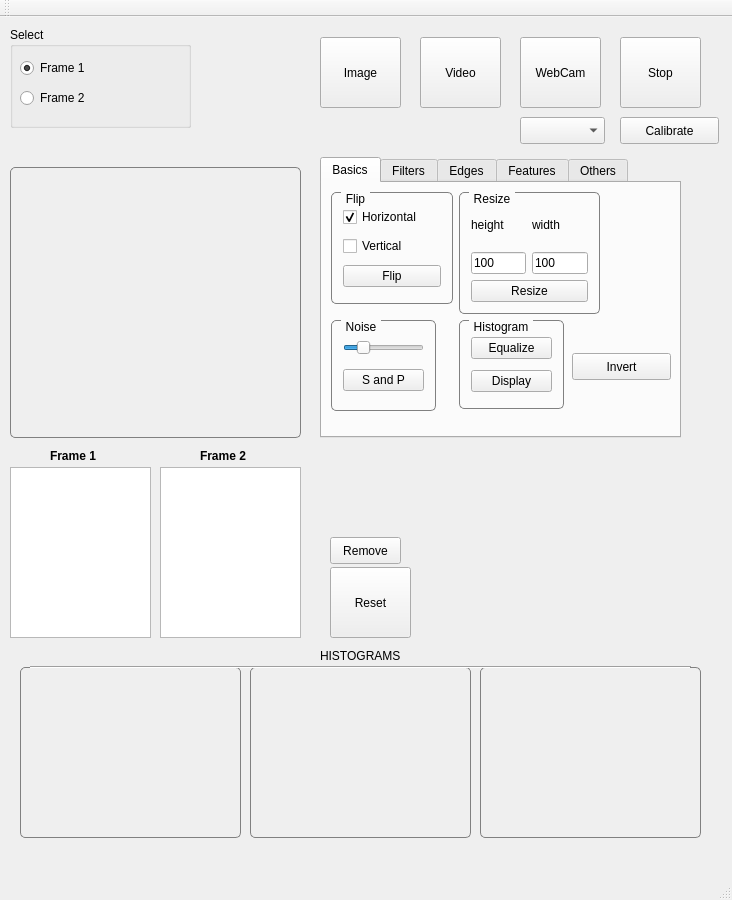
yanik-porto/VPapp, file mainwindow.ui: the form before one commit.
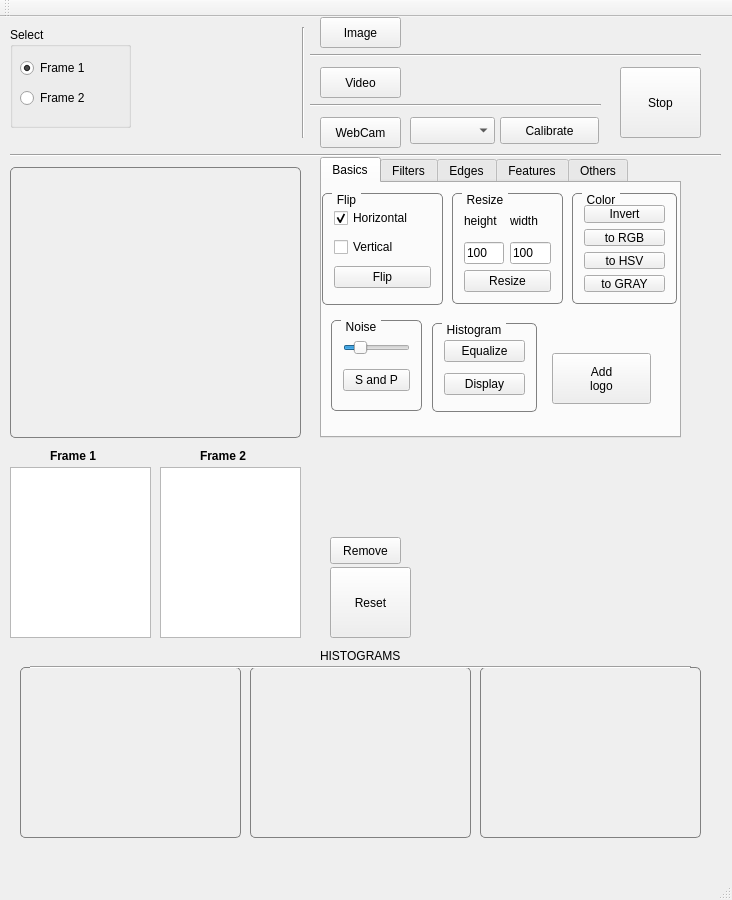
The form after the commit. The open tabs and pages were chosen to show the change.

```diff
--- a/mainwindow.ui
+++ b/mainwindow.ui
@@ -24,9 +24,9 @@
     <property name="geometry">
      <rect>
       <x>320</x>
-      <y>20</y>
+      <y>0</y>
       <width>81</width>
-      <height>71</height>
+      <height>31</height>
      </rect>
     </property>
     <property name="text">
@@ -36,10 +36,10 @@
    <widget class="QPushButton" name="pushButton_webcam">
     <property name="geometry">
      <rect>
-      <x>520</x>
-      <y>20</y>
+      <x>320</x>
+      <y>100</y>
       <width>81</width>
-      <height>71</height>
+      <height>31</height>
      </rect>
     </property>
     <property name="text">
@@ -50,7 +50,7 @@
     <property name="geometry">
      <rect>
       <x>620</x>
-      <y>20</y>
+      <y>50</y>
       <width>81</width>
       <height>71</height>
      </rect>
@@ -91,10 +91,10 @@
      <widget class="QGroupBox" name="groupBox_resize">
       <property name="geometry">
        <rect>
-        <x>137</x>
-        <y>9</y>
-        <width>141</width>
-        <height>122</height>
+        <x>130</x>
+        <y>10</y>
+        <width>111</width>
+        <height>111</height>
        </rect>
       </property>
       <property name="focusPolicy">
@@ -163,9 +163,9 @@
      <widget class="QGroupBox" name="groupBox_flip">
       <property name="geometry">
        <rect>
-        <x>9</x>
-        <y>9</y>
-        <width>122</width>
+        <x>0</x>
+        <y>10</y>
+        <width>121</width>
         <height>112</height>
        </rect>
       </property>
@@ -218,8 +218,8 @@
      <widget class="QGroupBox" name="groupBox_hist">
       <property name="geometry">
        <rect>
-        <x>137</x>
-        <y>137</y>
+        <x>110</x>
+        <y>140</y>
         <width>105</width>
         <height>89</height>
        </rect>
@@ -262,7 +262,7 @@
        <rect>
         <x>9</x>
         <y>137</y>
-        <width>105</width>
+        <width>91</width>
         <height>91</height>
        </rect>
       </property>
@@ -308,17 +308,74 @@
        </item>
       </layout>
      </widget>
-     <widget class="QPushButton" name="pushButton_invert">
+     <widget class="QGroupBox" name="groupBox_color">
       <property name="geometry">
        <rect>
         <x>250</x>
+        <y>10</y>
+        <width>105</width>
+        <height>111</height>
+       </rect>
+      </property>
+      <property name="styleSheet">
+       <string notr="true">QGroupBox {
+    border: 1px solid gray;
+    border-radius: 5px;
+    margin-top: 0.5em;
+}
+
+QGroupBox::title {
+    subcontrol-origin: margin;
+    left: 10px;
+    padding: 0 3px 0 3px;
+}</string>
+      </property>
+      <property name="title">
+       <string>Color</string>
+      </property>
+      <layout class="QGridLayout" name="gridLayout_5">
+       <item row="0" column="0">
+        <widget class="QPushButton" name="pushButton_invert">
+         <property name="text">
+          <string>Invert</string>
+         </property>
+        </widget>
+       </item>
+       <item row="1" column="0">
+        <widget class="QPushButton" name="pushButton_2rgb">
+         <property name="text">
+          <string>to RGB</string>
+         </property>
+        </widget>
+       </item>
+       <item row="2" column="0">
+        <widget class="QPushButton" name="pushButton_2hsv">
+         <property name="text">
+          <string>to HSV</string>
+         </property>
+        </widget>
+       </item>
+       <item row="3" column="0">
+        <widget class="QPushButton" name="pushButton_2gray">
+         <property name="text">
+          <string>to GRAY</string>
+         </property>
+        </widget>
+       </item>
+      </layout>
+     </widget>
+     <widget class="QPushButton" name="pushButton_logo">
+      <property name="geometry">
+       <rect>
+        <x>230</x>
         <y>170</y>
         <width>99</width>
-        <height>27</height>
+        <height>51</height>
        </rect>
       </property>
       <property name="text">
-       <string>Invert</string>
+       <string>Add
+logo</string>
       </property>
      </widget>
     </widget>
@@ -1135,19 +1192,6 @@
      <attribute name="title">
       <string>Others</string>
      </attribute>
-     <widget class="QPushButton" name="pushButton_logo">
-      <property name="geometry">
-       <rect>
-        <x>10</x>
-        <y>20</y>
-        <width>99</width>
-        <height>27</height>
-       </rect>
-      </property>
-      <property name="text">
-       <string>Logo</string>
-      </property>
-     </widget>
      <widget class="QPushButton" name="pushButton_stitch">
       <property name="geometry">
        <rect>
@@ -1389,7 +1433,7 @@
      <rect>
       <x>10</x>
       <y>10</y>
-      <width>181</width>
+      <width>121</width>
       <height>101</height>
      </rect>
     </property>
@@ -1501,7 +1545,7 @@
    <widget class="QComboBox" name="comboBox_devices">
     <property name="geometry">
      <rect>
-      <x>520</x>
+      <x>410</x>
       <y>100</y>
       <width>85</width>
       <height>27</height>
@@ -1511,7 +1555,7 @@
    <widget class="QPushButton" name="pushButton_calib">
     <property name="geometry">
      <rect>
-      <x>620</x>
+      <x>500</x>
       <y>100</y>
       <width>99</width>
       <height>27</height>
@@ -1527,16 +1571,68 @@
    <widget class="QPushButton" name="pushButton_video">
     <property name="geometry">
      <rect>
-      <x>420</x>
-      <y>20</y>
+      <x>320</x>
+      <y>50</y>
       <width>81</width>
-      <height>71</height>
+      <height>31</height>
      </rect>
     </property>
     <property name="text">
      <string>Video</string>
     </property>
    </widget>
+   <widget class="Line" name="line_5">
+    <property name="geometry">
+     <rect>
+      <x>10</x>
+      <y>130</y>
+      <width>711</width>
+      <height>16</height>
+     </rect>
+    </property>
+    <property name="orientation">
+     <enum>Qt::Horizontal</enum>
+    </property>
+   </widget>
+   <widget class="Line" name="line_6">
+    <property name="geometry">
+     <rect>
+      <x>293</x>
+      <y>10</y>
+      <width>20</width>
+      <height>111</height>
+     </rect>
+    </property>
+    <property name="orientation">
+     <enum>Qt::Vertical</enum>
+    </property>
+   </widget>
+   <widget class="Line" name="line_7">
+    <property name="geometry">
+     <rect>
+      <x>310</x>
+      <y>30</y>
+      <width>391</width>
+      <height>16</height>
+     </rect>
+    </property>
+    <property name="orientation">
+     <enum>Qt::Horizontal</enum>
+    </property>
+   </widget>
+   <widget class="Line" name="line_8">
+    <property name="geometry">
+     <rect>
+      <x>310</x>
+      <y>80</y>
+      <width>291</width>
+      <height>16</height>
+     </rect>
+    </property>
+    <property name="orientation">
+     <enum>Qt::Horizontal</enum>
+    </property>
+   </widget>
   </widget>
   <widget class="QMenuBar" name="menuBar">
    <property name="geometry">
```
Left out of the diff: 2 changed lines with no effect on the pictures.
